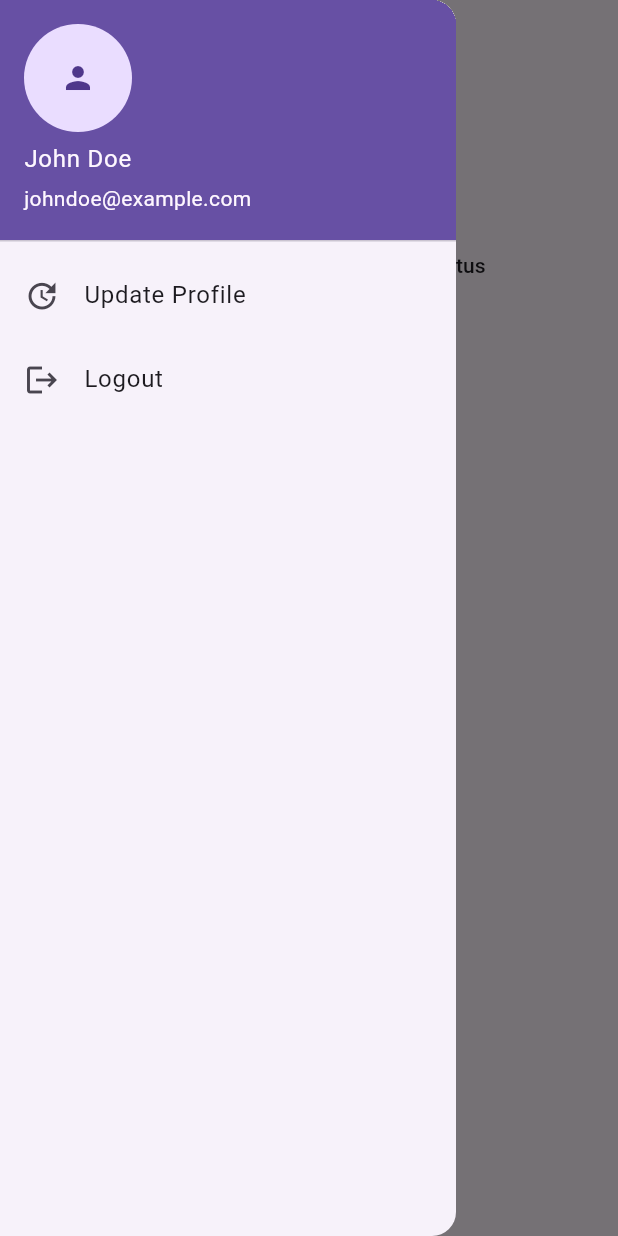
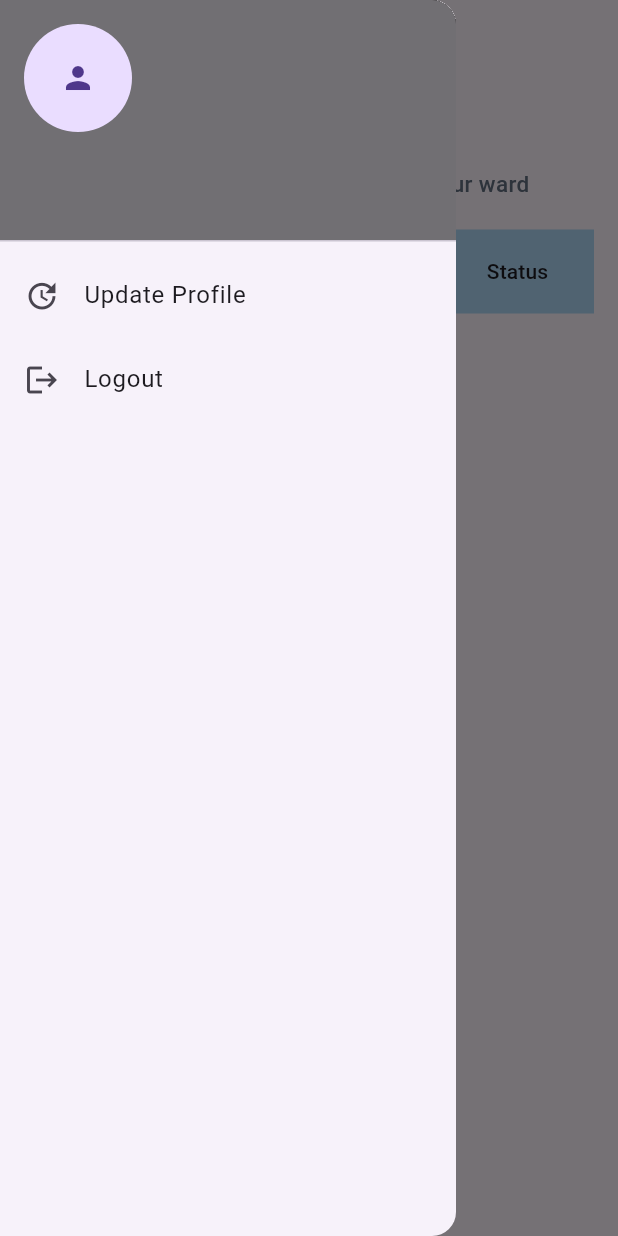
Before and after one commit to Mz10625/TrashTrack, a Flutter app: the ActiveVehiclesScreen screen opened directly, in the side drawer, after a tap on "View Location", on a phone screen of 412 x 824 dp. Run offline on Flutter 3.47's test engine with Material 3 defaults, Android fonts, the phone set to English and light mode, and no system bars; our stand-ins replace cloud_firestore, firebase_auth, firebase_core; accounts and stored records are empty.

Commit message:
ward selection dropdown on signup page, logout functionality, display vehicles based on users ward number

```diff
--- a/live_location/lib/ActiveVehiclesScreen.dart
+++ b/live_location/lib/ActiveVehiclesScreen.dart
@@ -1,5 +1,8 @@
 import 'package:cloud_firestore/cloud_firestore.dart';
+import 'package:firebase_auth/firebase_auth.dart';
 import 'package:flutter/material.dart';
+import 'package:live_location/firebase_operations.dart';
+import 'package:live_location/login.dart';
 
 class ActiveVehiclesScreen extends StatefulWidget {
   const ActiveVehiclesScreen({super.key});
@@ -9,7 +12,7 @@ class ActiveVehiclesScreen extends StatefulWidget {
 }
 
 class _ActiveVehiclesScreenState extends State<ActiveVehiclesScreen> {
-  final FirebaseFirestore _firestore = FirebaseFirestore.instance;
+  final user = FirebaseAuth.instance.currentUser;
 
   @override
   Widget build(BuildContext context) {
@@ -21,24 +24,30 @@ class _ActiveVehiclesScreenState extends State<ActiveVehiclesScreen> {
         child: Column(
           children: [
             UserAccountsDrawerHeader(
-              accountName: Text('John Doe'),
-              accountEmail: Text('johndoe@example.com'),
-              currentAccountPicture: CircleAvatar(
+              accountName: Text(''),
+              accountEmail: Text(user?.email ?? ''),
+              currentAccountPicture: const CircleAvatar(
                 child: Icon(Icons.person),
               ),
+              decoration: const BoxDecoration(color: Colors.black54),
             ),
             ListTile(
               leading: Icon(Icons.update),
               title: Text('Update Profile'),
               onTap: () {
-                // Navigate to update profile screen
+
               },
             ),
             ListTile(
               leading: Icon(Icons.logout),
               title: Text('Logout'),
-              onTap: () {
-                // Implement logout functionality
+              onTap: () async{
+                try {
+                  await FirebaseAuth.instance.signOut();
+                  Navigator.pushReplacement(context, MaterialPageRoute(builder: (context) => Login()),);
+                } catch (e) {
+                  print("Error signing out: $e");
+                }
               },
             ),
           ],
@@ -50,67 +59,105 @@ class _ActiveVehiclesScreenState extends State<ActiveVehiclesScreen> {
           crossAxisAlignment: CrossAxisAlignment.start,
           children: [
             Padding(
-                padding: EdgeInsets.fromLTRB(5, 0, 0, 0),
+                padding: const EdgeInsets.fromLTRB(10, 0, 0, 0),
                 child: Text(
-                  'Active Vehicles',
+                  'Vehicles',
                   style: Theme.of(context).textTheme.headlineLarge,
                 ),
             ),
-            Padding(
-              padding: EdgeInsets.fromLTRB(5, 0, 0, 0),
+            const Padding(
+              padding: EdgeInsets.fromLTRB(10, 0, 0, 0),
               child: Text(
-                'View real time location',
+                'View real time location of vehicles in your ward',
                 style: TextStyle(fontSize: 15, color: Color.fromRGBO(99, 111, 129, 1), fontWeight: FontWeight.w500),
-                // style: Theme.of(context).textTheme.labelLarge,
               ),
             ),
-            SizedBox(height: 16.0),
-            Expanded(
-              child: StreamBuilder<QuerySnapshot>(
-                stream: _firestore.collection('vehicles').snapshots(),
+            SizedBox(height: 20.0),
+            Column(
+              children: [
+                FutureBuilder<Map<String, dynamic>>(
+                  future: fetchCombinedData(),
                   builder: (context, snapshot) {
-                  if (snapshot.hasError) {
-                    return Center(child: Text('Error: ${snapshot.error}'));
-                  }
-                  if (!snapshot.hasData) {
+                    if (snapshot.hasError || !snapshot.hasData) {
                       return Center(child: CircularProgressIndicator());
                     }
 
-                  final vehicles = snapshot.data!.docs;
+                    final combinedData = snapshot.data!;
+                    final vehicles = combinedData['vehicles'] as List<Map<String, dynamic>>;
+                    final wardsMap = combinedData['wards'] as Map<String, dynamic>;
+
+                    return LayoutBuilder(
+                      builder: (context, constraints) {
                         return SingleChildScrollView(
-                    scrollDirection: Axis.horizontal,
+                          scrollDirection: Axis.vertical, // Enables vertical scrolling
+                          child: SingleChildScrollView(
+                            scrollDirection: Axis.horizontal, // Enables horizontal scrolling
+                            child: ConstrainedBox(
+                              constraints: BoxConstraints(
+                                minWidth: constraints.maxWidth, // Ensures the table stretches to screen width
+                              ),
                               child: DataTable(
-
-                      columns: [
+                                columnSpacing: 20,
+                                headingRowColor: const WidgetStatePropertyAll(Color.fromRGBO(77, 176, 234, 0.45)),
+                                columns: const [
                                   DataColumn(label: Text('Vehicle No.')),
                                   DataColumn(label: Text('Ward No.')),
+                                  DataColumn(label: Text('Ward Name')),
                                   DataColumn(label: Text('Status')),
                                 ],
-                      rows: vehicles.map((vehicle) {
-                        final data = vehicle.data() as Map<String, dynamic>;
+                                rows: vehicles.asMap().entries.map((entry) {
+                                  int index = entry.key;
+                                  var vehicle = entry.value;
+
+                                  final wardName = wardsMap[vehicle['ward_no'].toString()] ?? 'Unknown';
                                   return DataRow(
+                                    color: WidgetStatePropertyAll(
+                                      index % 2 == 0
+                                          ? const Color.fromRGBO(255, 255, 255, 1)
+                                          : const Color.fromRGBO(240, 245, 249, 1),
+                                    ),
                                     cells: [
-                            DataCell(Text('${data['vehicle_no']}')),
-                            DataCell(Text('${data['ward_no']}')),
-                            DataCell(Text('${data['status']}')),
+                                      DataCell(Text('${vehicle['vehicle_no']}')),
+                                      DataCell(Text('${vehicle['ward_no']}')),
+                                      DataCell(Text(wardName)),
+                                      DataCell(Text('${vehicle['status']}')),
                                     ],
                                   );
                                 }).toList(),
                               ),
+                            ),
+                          ),
+                        );
+                      },
                     );
                   },
                 ),
+              ],
             ),
-            SizedBox(height: 16.0),
+
+            const SizedBox(height: 50.0),
             Row(
               mainAxisAlignment: MainAxisAlignment.center,
               children: [
                 ElevatedButton(
                   onPressed: () {
-                    // Navigate to view location screen
+                    // Add your onPressed functionality here
                   },
-                  child: Text('View Location'),
+                  style: ElevatedButton.styleFrom(
+                    backgroundColor: Colors.black87,
+                    padding: const EdgeInsets.symmetric(vertical: 10.0, horizontal: 15.0),
+                    shape: RoundedRectangleBorder(
+                      borderRadius: BorderRadius.circular(10.0),
                     ),
+                    elevation: 5,
+                    // shadowColor: Colors.indigo
+                  ),
+                  child: const Text(
+                    'View Location',
+                    style: TextStyle(fontSize: 16, fontWeight: FontWeight.w500, color: Colors.white), // Text styling
+                  ),
+                )
+
               ],
             )
           ],
--- a/live_location/lib/firebase_operations.dart
+++ b/live_location/lib/firebase_operations.dart
@@ -35,11 +35,64 @@ Future<String> signUp(String userEmail, String userPassword, String wardNumber)
     if (user != null) {
       await FirebaseFirestore.instance.collection('users').doc(user.uid).set({
         'email': userEmail,
-        'wardNumber': wardNumber,
+        'ward_number': int.parse(wardNumber),
       });
     }
     return "1";
   } catch (e) {
+    print(e.toString());
     return e.toString();
   }
 }
+
+Future<Map<String, dynamic>> fetchCombinedData() async {
+  FirebaseFirestore firestore = FirebaseFirestore.instance;
+  Map<String, dynamic> user = await fetchCurrentUserData() ;
+
+  final vehicleSnapshot = await firestore
+      .collection('vehicles')
+      .where('ward_no', isEqualTo: user['ward_number'])
+      .get();
+  final wardSnapshot = await firestore.collection('wards').get();
+
+  final vehicles = vehicleSnapshot.docs.map((doc) {
+    return  Map<String, dynamic>.from(doc.data() as Map);
+  }).toList();
+
+  final wardsMap = Map.fromEntries(
+    wardSnapshot.docs.map((doc) {
+      final data = Map<String, dynamic>.from(doc.data() as Map); // Safely cast to Map<String, dynamic>
+      return MapEntry(
+        data['number'].toString(),  // Ensure ward_no is a String
+        data['name'].toString(), // Ensure ward_name is a String
+      );
+    }),
+  );
+
+  return {
+    'vehicles': vehicles,
+    'wards': wardsMap,
+  };
+}
+
+Future<Map<String, dynamic>> fetchCurrentUserData() async {
+  final User? user = FirebaseAuth.instance.currentUser;
+
+  if (user != null) {
+    final userSnapshot = await FirebaseFirestore.instance
+        .collection('users')
+        .doc(user.uid)
+        .get();
+
+    if (userSnapshot.exists) {
+      final userData = userSnapshot.data() as Map<String, dynamic>;
+      print("User data: $userData");
+      return userData;
+    } else {
+      print("User document does not exist.");
+    }
+  } else {
+    print("No user is logged in.");
+  }
+  return Map();
+}
--- a/live_location/lib/login.dart
+++ b/live_location/lib/login.dart
@@ -76,7 +76,7 @@ class _LoginState extends State<Login> {
                   ),
                   SizedBox(height: 20),
                   TextField(
-                    obscureText: _passwordVisible,
+                    obscureText: !_passwordVisible,
                     decoration: InputDecoration(
                       labelText: 'Password',
                       border: OutlineInputBorder(
```
Also changed, not shown: live_location/lib/signup.dart (+68 -59 lines). Lines whose indentation alone changed are shown as unchanged.
